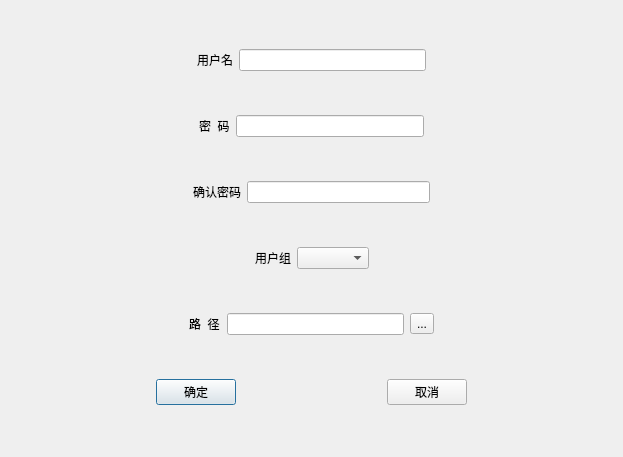
Old version of the form edituserdialog.ui in the repository z1908144712/QtFtpServer.
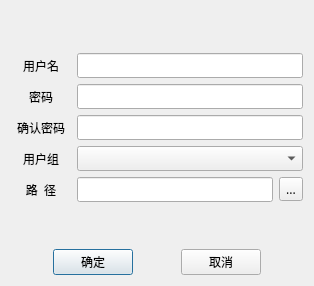
New version of the form.

```diff
--- a/edituserdialog.ui
+++ b/edituserdialog.ui
@@ -6,73 +6,82 @@
    <rect>
     <x>0</x>
     <y>0</y>
-    <width>623</width>
-    <height>457</height>
+    <width>314</width>
+    <height>286</height>
    </rect>
   </property>
+  <property name="font">
+   <font>
+    <family>微软雅黑</family>
+   </font>
+  </property>
   <property name="windowTitle">
    <string>Dialog</string>
   </property>
   <layout class="QVBoxLayout" name="verticalLayout">
+   <item>
+    <spacer name="verticalSpacer_2">
+     <property name="orientation">
+      <enum>Qt::Vertical</enum>
+     </property>
+     <property name="sizeHint" stdset="0">
+      <size>
+       <width>20</width>
+       <height>40</height>
+      </size>
+     </property>
+    </spacer>
+   </item>
    <item>
     <layout class="QHBoxLayout" name="horizontalLayout_2">
-     <item>
-      <spacer name="horizontalSpacer_12">
-       <property name="orientation">
-        <enum>Qt::Horizontal</enum>
-       </property>
-       <property name="sizeHint" stdset="0">
-        <size>
-         <width>40</width>
-         <height>20</height>
-        </size>
-       </property>
-      </spacer>
-     </item>
      <item>
       <widget class="QLabel" name="label">
+       <property name="minimumSize">
+        <size>
+         <width>60</width>
+         <height>0</height>
+        </size>
+       </property>
+       <property name="maximumSize">
+        <size>
+         <width>60</width>
+         <height>16777215</height>
+        </size>
+       </property>
        <property name="text">
         <string>用户名</string>
        </property>
+       <property name="alignment">
+        <set>Qt::AlignCenter</set>
+       </property>
       </widget>
      </item>
      <item>
       <widget class="QLineEdit" name="username"/>
      </item>
-     <item>
-      <spacer name="horizontalSpacer_13">
-       <property name="orientation">
-        <enum>Qt::Horizontal</enum>
-       </property>
-       <property name="sizeHint" stdset="0">
-        <size>
-         <width>40</width>
-         <height>20</height>
-        </size>
-       </property>
-      </spacer>
-     </item>
     </layout>
    </item>
    <item>
     <layout class="QHBoxLayout" name="horizontalLayout_3">
-     <item>
-      <spacer name="horizontalSpacer_10">
-       <property name="orientation">
-        <enum>Qt::Horizontal</enum>
-       </property>
-       <property name="sizeHint" stdset="0">
-        <size>
-         <width>40</width>
-         <height>20</height>
-        </size>
-       </property>
-      </spacer>
-     </item>
      <item>
       <widget class="QLabel" name="label_2">
+       <property name="minimumSize">
+        <size>
+         <width>60</width>
+         <height>0</height>
+        </size>
+       </property>
+       <property name="maximumSize">
+        <size>
+         <width>60</width>
+         <height>16777215</height>
+        </size>
+       </property>
        <property name="text">
-        <string>密  码</string>
+        <string>密码</string>
+       </property>
+       <property name="alignment">
+        <set>Qt::AlignCenter</set>
        </property>
       </widget>
      </item>
@@ -83,41 +92,30 @@
        </property>
       </widget>
      </item>
-     <item>
-      <spacer name="horizontalSpacer_11">
-       <property name="orientation">
-        <enum>Qt::Horizontal</enum>
-       </property>
-       <property name="sizeHint" stdset="0">
-        <size>
-         <width>40</width>
-         <height>20</height>
-        </size>
-       </property>
-      </spacer>
-     </item>
     </layout>
    </item>
    <item>
     <layout class="QHBoxLayout" name="horizontalLayout_4">
-     <item>
-      <spacer name="horizontalSpacer_7">
-       <property name="orientation">
-        <enum>Qt::Horizontal</enum>
-       </property>
-       <property name="sizeHint" stdset="0">
-        <size>
-         <width>40</width>
-         <height>20</height>
-        </size>
-       </property>
-      </spacer>
-     </item>
      <item>
       <widget class="QLabel" name="label_3">
+       <property name="minimumSize">
+        <size>
+         <width>60</width>
+         <height>0</height>
+        </size>
+       </property>
+       <property name="maximumSize">
+        <size>
+         <width>60</width>
+         <height>16777215</height>
+        </size>
+       </property>
        <property name="text">
         <string>确认密码</string>
        </property>
+       <property name="alignment">
+        <set>Qt::AlignCenter</set>
+       </property>
       </widget>
      </item>
      <item>
@@ -127,81 +125,59 @@
        </property>
       </widget>
      </item>
-     <item>
-      <spacer name="horizontalSpacer_8">
-       <property name="orientation">
-        <enum>Qt::Horizontal</enum>
-       </property>
-       <property name="sizeHint" stdset="0">
-        <size>
-         <width>40</width>
-         <height>20</height>
-        </size>
-       </property>
-      </spacer>
-     </item>
     </layout>
    </item>
    <item>
     <layout class="QHBoxLayout" name="horizontalLayout_5">
-     <item>
-      <spacer name="horizontalSpacer_4">
-       <property name="orientation">
-        <enum>Qt::Horizontal</enum>
-       </property>
-       <property name="sizeHint" stdset="0">
-        <size>
-         <width>40</width>
-         <height>20</height>
-        </size>
-       </property>
-      </spacer>
-     </item>
      <item>
       <widget class="QLabel" name="label_4">
+       <property name="minimumSize">
+        <size>
+         <width>60</width>
+         <height>0</height>
+        </size>
+       </property>
+       <property name="maximumSize">
+        <size>
+         <width>60</width>
+         <height>16777215</height>
+        </size>
+       </property>
        <property name="text">
         <string>用户组</string>
        </property>
+       <property name="alignment">
+        <set>Qt::AlignCenter</set>
+       </property>
       </widget>
      </item>
      <item>
       <widget class="QComboBox" name="groups"/>
      </item>
-     <item>
-      <spacer name="horizontalSpacer_5">
-       <property name="orientation">
-        <enum>Qt::Horizontal</enum>
-       </property>
-       <property name="sizeHint" stdset="0">
-        <size>
-         <width>40</width>
-         <height>20</height>
-        </size>
-       </property>
-      </spacer>
-     </item>
     </layout>
    </item>
    <item>
     <layout class="QHBoxLayout" name="horizontalLayout_6">
-     <item>
-      <spacer name="horizontalSpacer_6">
-       <property name="orientation">
-        <enum>Qt::Horizontal</enum>
-       </property>
-       <property name="sizeHint" stdset="0">
-        <size>
-         <width>40</width>
-         <height>20</height>
-        </size>
-       </property>
-      </spacer>
-     </item>
      <item>
       <widget class="QLabel" name="label_5">
+       <property name="minimumSize">
+        <size>
+         <width>60</width>
+         <height>0</height>
+        </size>
+       </property>
+       <property name="maximumSize">
+        <size>
+         <width>60</width>
+         <height>16777215</height>
+        </size>
+       </property>
        <property name="text">
         <string>路  径</string>
        </property>
+       <property name="alignment">
+        <set>Qt::AlignCenter</set>
+       </property>
       </widget>
      </item>
      <item>
@@ -218,21 +194,21 @@
        </property>
       </widget>
      </item>
-     <item>
-      <spacer name="horizontalSpacer_9">
-       <property name="orientation">
-        <enum>Qt::Horizontal</enum>
-       </property>
-       <property name="sizeHint" stdset="0">
-        <size>
-         <width>40</width>
-         <height>20</height>
-        </size>
-       </property>
-      </spacer>
-     </item>
     </layout>
    </item>
+   <item>
+    <spacer name="verticalSpacer">
+     <property name="orientation">
+      <enum>Qt::Vertical</enum>
+     </property>
+     <property name="sizeHint" stdset="0">
+      <size>
+       <width>20</width>
+       <height>40</height>
+      </size>
+     </property>
+    </spacer>
+   </item>
    <item>
     <layout class="QHBoxLayout" name="horizontalLayout">
      <item>
```
Left out of the diff: 2 changed lines with no effect on the pictures.
